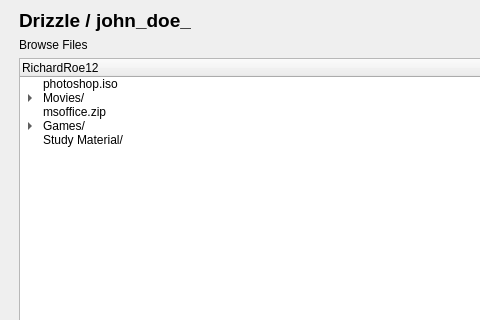
The window that client/ui/xml/MainWindow.ui (AvijeetJain/Echo) describes before a commit, drawn with Qt 5; both pictures show x 0 to 480 and y 0 to 320 of the 1094 by 841 pixel window.
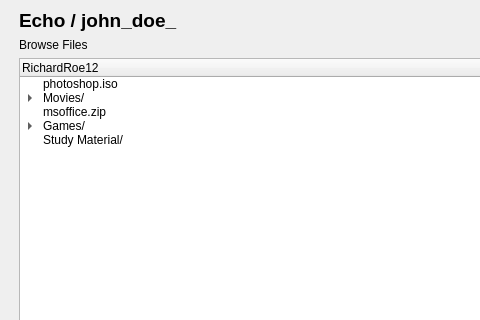
The same window after the commit. Icons and pictures are not drawn.

Patch:
```diff
--- a/client/ui/xml/MainWindow.ui
+++ b/client/ui/xml/MainWindow.ui
@@ -62,7 +62,7 @@
            </font>
           </property>
           <property name="text">
-           <string>Drizzle / john_doe_</string>
+           <string>Echo / john_doe_</string>
           </property>
           <property name="margin">
            <number>0</number>
```
Left out of the diff: 4 changed lines with no effect on the pictures.
